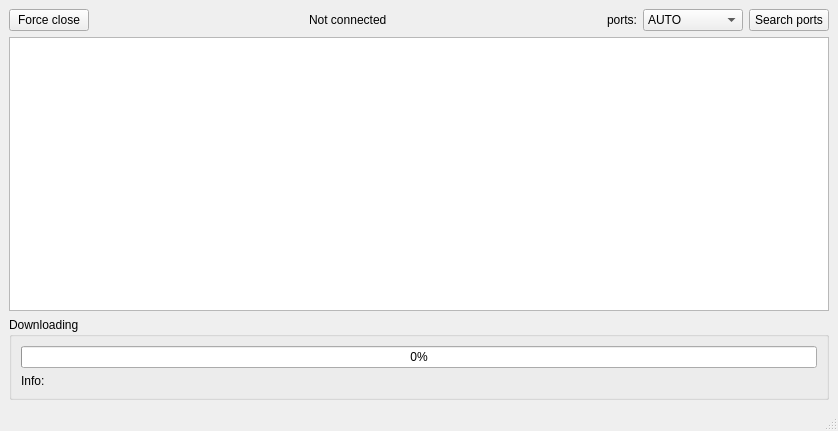
This is src/frames/UI_web2board.ui in bq/web2board as Qt 5 draws it before an edit. The edited form follows.
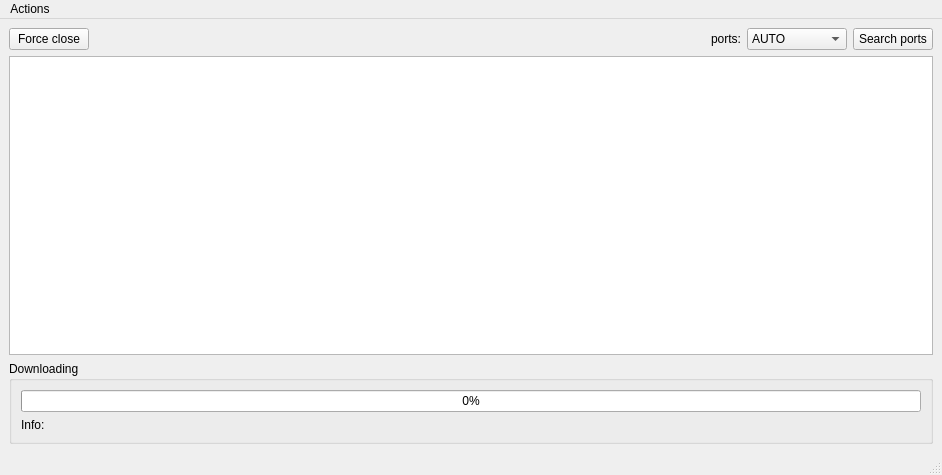
This is the edited form. Icons and pictures are not drawn.

The edit to the form file:
```diff
--- a/src/frames/UI_web2board.ui
+++ b/src/frames/UI_web2board.ui
@@ -6,8 +6,8 @@
    <rect>
     <x>0</x>
     <y>0</y>
-    <width>838</width>
-    <height>431</height>
+    <width>942</width>
+    <height>475</height>
    </rect>
   </property>
   <property name="windowTitle">
@@ -29,26 +29,6 @@
         </property>
        </widget>
       </item>
-      <item>
-       <spacer name="horizontalSpacer">
-        <property name="orientation">
-         <enum>Qt::Horizontal</enum>
-        </property>
-        <property name="sizeHint" stdset="0">
-         <size>
-          <width>40</width>
-          <height>20</height>
-         </size>
-        </property>
-       </spacer>
-      </item>
-      <item>
-       <widget class="QLabel" name="wsConnectedLabel">
-        <property name="text">
-         <string>Not connected</string>
-        </property>
-       </widget>
-      </item>
       <item>
        <spacer name="horizontalSpacer_2">
         <property name="orientation">
@@ -126,6 +106,61 @@
    </layout>
   </widget>
   <widget class="QStatusBar" name="statusbar"/>
+  <widget class="QMenuBar" name="menuBar">
+   <property name="geometry">
+    <rect>
+     <x>0</x>
+     <y>0</y>
+     <width>942</width>
+     <height>21</height>
+    </rect>
+   </property>
+   <widget class="QMenu" name="menuTest">
+    <property name="title">
+     <string>Actions</string>
+    </property>
+    <widget class="QMenu" name="menuPlugins">
+     <property name="title">
+      <string>Plugins</string>
+     </property>
+     <addaction name="actionSerialMonitor"/>
+    </widget>
+    <addaction name="actionSettings"/>
+    <addaction name="actionConnected"/>
+    <addaction name="separator"/>
+    <addaction name="menuPlugins"/>
+   </widget>
+   <addaction name="menuTest"/>
+  </widget>
+  <action name="actionConnected">
+   <property name="checkable">
+    <bool>true</bool>
+   </property>
+   <property name="text">
+    <string>Connected</string>
+   </property>
+   <property name="toolTip">
+    <string>Show if bitbloq is connected</string>
+   </property>
+  </action>
+  <action name="actionPlugins">
+   <property name="text">
+    <string>Plugins</string>
+   </property>
+  </action>
+  <action name="actionSerialMonitor">
+   <property name="text">
+    <string>SerialMonitor</string>
+   </property>
+   <property name="toolTip">
+    <string>Serial monitor</string>
+   </property>
+  </action>
+  <action name="actionSettings">
+   <property name="text">
+    <string>Settings</string>
+   </property>
+  </action>
  </widget>
  <resources/>
  <connections/>
```
